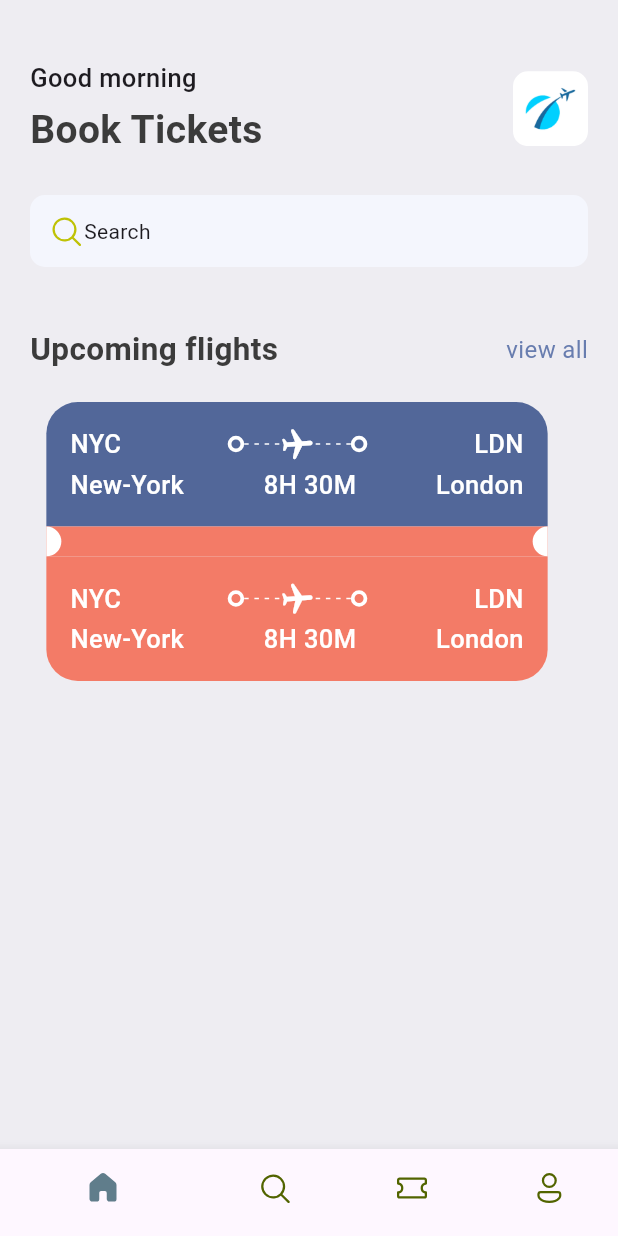
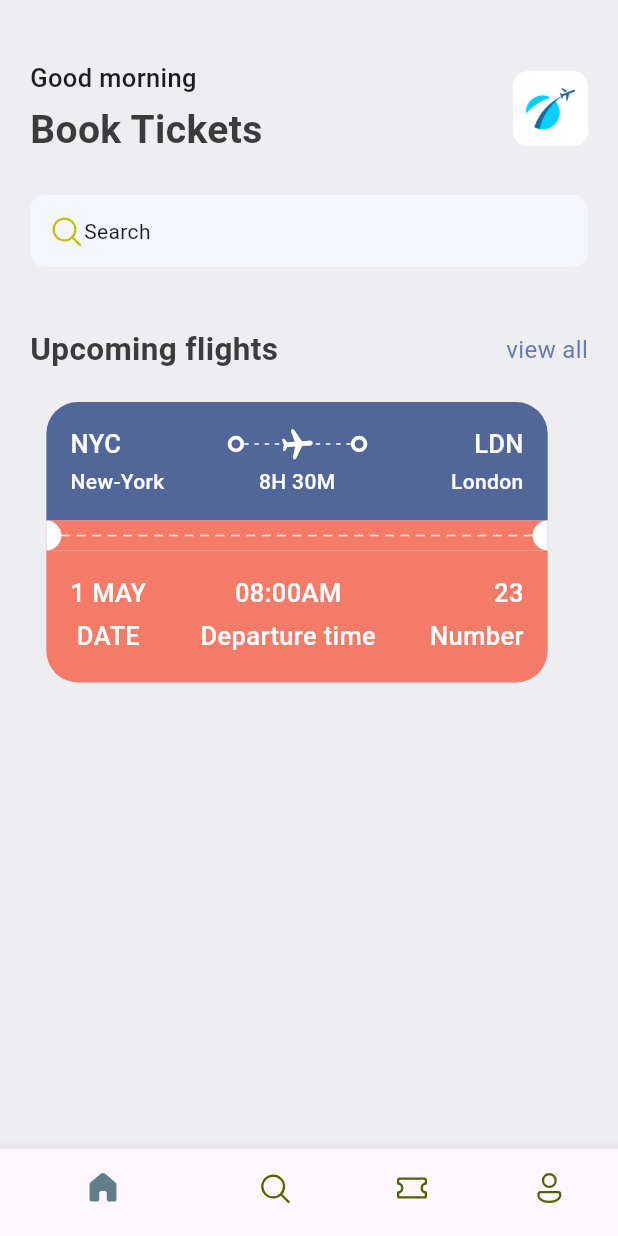
Before and after one commit to ErnestAlf222/ticket-app, a Flutter app: the screen it shows after launch, on a phone screen of 412 x 824 dp. Run offline on Flutter 3.47's test engine with Material 3 defaults, Android fonts, the phone set to English and light mode, and no system bars; our stand-ins replace fluentui_icons.

Commit message:
finish ticket view

```diff
--- a/lib/base/res/styles/app_styles.dart
+++ b/lib/base/res/styles/app_styles.dart
@@ -30,4 +30,8 @@ class AppStyles {
     fontSize: 17,
     fontWeight: FontWeight.w500,
   );
+  static TextStyle headLineStyle4 = const TextStyle(
+    fontSize: 14,
+    fontWeight: FontWeight.w500,
+  );
 }
--- /dev/null
+++ b/lib/base/utils/all_json.dart
@@ -0,0 +1,51 @@
+List<Map<String, dynamic>> hotelList = [
+  {
+    'image': 'one.png',
+    'place': 'Open Space',
+    'destination': 'London',
+    'price': 25
+  },
+  {
+    'image': 'two.png',
+    'place': 'Global Will',
+    'destination': 'London',
+    'price': 40
+  },
+  {
+    'image': 'three.png',
+    'place': 'Tallest Building',
+    'destination': 'Dubai',
+    'price': 68
+  },
+];
+
+List<Map<String, dynamic>> ticketList = [
+  {
+    'from': {
+      'code':"NYC",
+      'name':"New-York"
+    },
+    'to': {
+      'code':"LDN",
+      'name':"London"
+    },
+    'flying_time': '8H 30M',
+    'date': "1 MAY",
+    'departure_time':"08:00 AM",
+    "number":23
+  },
+  {
+    'from': {
+      'code':"DK",
+      'name':"Dhaka"
+    },
+    'to': {
+      'code':"SH",
+      'name':"Shanghai"
+    },
+    'flying_time': '4H 20M',
+    'date': "10 MAY",
+    'departure_time':"09:00 AM",
+    "number":45
+  },
+];
--- /dev/null
+++ b/lib/base/widgets/app_column_text_layout.dart
@@ -0,0 +1,29 @@
+import 'package:flutter/material.dart';
+import 'package:flutter/widgets.dart';
+import 'package:ticket_app/base/widgets/widgets.dart';
+
+class AppColumnTextLayout extends StatelessWidget {
+  final String topText;
+  final String bottomText;
+  final CrossAxisAlignment crossAlign;
+
+  const AppColumnTextLayout(
+      {super.key,
+      required this.topText,
+      required this.bottomText,
+      this.crossAlign = CrossAxisAlignment.center,
+      });
+
+
+  @override
+  Widget build(BuildContext context) {
+    return Column(
+      crossAxisAlignment: crossAlign,
+      children: [
+        TextStyleThird(text: topText),
+        const SizedBox(height: 5),
+        TextStyleThird(text: bottomText),
+      ],
+    );
+  }
+}
--- a/lib/base/widgets/app_layoutbuilder_widget.dart
+++ b/lib/base/widgets/app_layoutbuilder_widget.dart
@@ -2,13 +2,17 @@ import 'package:flutter/material.dart';
 
 class AppLayoutBuilder extends StatelessWidget {
   final int randomDivider;
-  const AppLayoutBuilder({super.key, required this.randomDivider});
+  final double width;
+  const AppLayoutBuilder({
+    super.key,
+    required this.randomDivider,
+    this.width = 3,
+  });
 
   @override
   Widget build(BuildContext context) {
     return LayoutBuilder(
       builder: (context, constraints) {
-
         // print("${(constraints.constrainWidth() / randomDivider).floor()}");
 
         return Flex(
@@ -16,12 +20,12 @@ class AppLayoutBuilder extends StatelessWidget {
           direction: Axis.horizontal,
           children: List.generate(
             (constraints.constrainWidth() / randomDivider).floor(),
-            (index) => const SizedBox(
-              width: 3,
+            (index) =>  SizedBox(
+              width: width,
               height: 1,
-              child: DecoratedBox(decoration: BoxDecoration(
+              child: const DecoratedBox(
+                  decoration: BoxDecoration(
                 color: Colors.white,
-
               )),
             ),
           ),
--- /dev/null
+++ b/lib/base/widgets/text_style_fourth.dart
@@ -0,0 +1,23 @@
+import 'package:flutter/material.dart';
+import 'package:ticket_app/base/res/styles/app_styles.dart';
+
+class TextStyleFourth extends StatelessWidget {
+  final String text;
+  final TextAlign aligned;
+
+  const TextStyleFourth({
+    super.key,
+    required this.text,
+    this.aligned = TextAlign.start,
+  });
+
+  @override
+  Widget build(BuildContext context) {
+    return Text(
+      text,
+      textAlign: aligned,
+
+      style: AppStyles.headLineStyle4.copyWith(color: Colors.white),
+    );
+  }
+}
--- /dev/null
+++ b/lib/base/widgets/text_style_third.dart
@@ -0,0 +1,15 @@
+import 'package:flutter/material.dart';
+import 'package:ticket_app/base/res/styles/app_styles.dart';
+
+class TextStyleThird extends StatelessWidget {
+  final String text;
+  const TextStyleThird({super.key, required this.text});
+
+  @override
+  Widget build(BuildContext context) {
+    return Text(
+      text,
+      style: AppStyles.headLineStyle3.copyWith(color: Colors.white),
+    );
+  }
+}
--- a/lib/base/widgets/ticket_view.dart
+++ b/lib/base/widgets/ticket_view.dart
@@ -1,5 +1,4 @@
 import 'package:flutter/material.dart';
-import 'package:flutter/widgets.dart';
 import 'package:ticket_app/base/res/styles/app_styles.dart';
 import 'package:ticket_app/base/widgets/widgets.dart';
 
@@ -13,9 +12,10 @@ class TicketView extends StatelessWidget {
       width: size.width * 0.85,
       height: 189,
       child: Container(
-          margin: const EdgeInsets.only(right: 16),
+        margin: const EdgeInsets.only(right: 16),
         child: Column(
           children: [
+            // blue part of the ticket
             Container(
               padding: const EdgeInsets.all(16),
               decoration: BoxDecoration(
@@ -30,10 +30,7 @@ class TicketView extends StatelessWidget {
                   // Show departure and destination with icons first line
                   Row(
                     children: [
-                      Text(
-                        'NYC',
-                        style: AppStyles.headLineStyle3.copyWith(color: Colors.white),
-                      ),
+                      const TextStyleThird(text: 'NYC'),
                       Expanded(child: Container()),
                       const BigDot(),
                       Expanded(
@@ -59,10 +56,7 @@ class TicketView extends StatelessWidget {
                       ),
                       const BigDot(),
                       Expanded(child: Container()),
-                      Text(
-                        'LDN',
-                        style: AppStyles.headLineStyle3.copyWith(color: Colors.white),
-                      ),
+                      const TextStyleThird(text: 'LDN'),
                     ],
                   ),
 
@@ -70,114 +64,81 @@ class TicketView extends StatelessWidget {
                   // Show departure and destination names with time
                   Row(
                     children: [
-                      Text(
-                        'New-York',
-                        style: AppStyles.headLineStyle3.copyWith(color: Colors.white),
+                      const SizedBox(
+                        width: 100,
+                        child: TextStyleFourth(text: 'New-York'),
                       ),
                       Expanded(child: Container()),
-                      Text(
-                        '8H 30M',
-                        style: AppStyles.headLineStyle3.copyWith(color: Colors.white),
-                      ),
+                      const TextStyleFourth(text: '8H 30M'),
                       Expanded(child: Container()),
-                      Text(
-                        'London',
-                        style: AppStyles.headLineStyle3.copyWith(color: Colors.white),
+                      const SizedBox(
+                        width: 100,
+                        child: TextStyleFourth(
+                          text: 'London',
+                          aligned: TextAlign.end,
+                        ),
                       ),
                     ],
                   ),
-
-
                 ],
               ),
             ),
+
+            // blue part of the ticket
             Container(
               color: AppStyles.ticketOrange,
-              child:  Row(
+              child: const Row(
                 children: [
-                   const BigCircle(isRight: false,),
-                  Expanded(child: Container()),
-                   const BigCircle(isRight: true,),
-
+                  BigCircle(isRight: false),
+                  Expanded(
+                    child: AppLayoutBuilder(
+                      randomDivider: 10,
+                      width: 6,
+                    ),
+                  ),
+                  BigCircle(isRight: true),
                 ],
               ),
             ),
+
+            // orange part of the ticket
             Container(
               padding: const EdgeInsets.all(16),
-              decoration:  BoxDecoration(
+              decoration: BoxDecoration(
                 color: AppStyles.ticketOrange,
                 borderRadius: const BorderRadius.only(
                   bottomLeft: Radius.circular(21),
                   bottomRight: Radius.circular(21),
                 ),
               ),
-              child: Column(
+              child: const Column(
                 children: [
                   // Show departure and destination with icons first line
                   Row(
+                    mainAxisAlignment: MainAxisAlignment.spaceBetween,
                     children: [
-                      Text(
-                        'NYC',
-                        style: AppStyles.headLineStyle3.copyWith(color: Colors.white),
+                      AppColumnTextLayout(
+                        topText: '1 MAY',
+                        bottomText: 'DATE',
                       ),
-                      Expanded(child: Container()),
-                      const BigDot(),
-                      Expanded(
-                        child: Stack(
-                          children: [
-                            const SizedBox(
-                              height: 24,
-                              child: AppLayoutBuilder(
-                                randomDivider: 6,
-                              ),
-                            ),
-                            Center(
-                              child: Transform.rotate(
-                                angle: 1.5,
-                                child: Icon(
-                                  Icons.local_airport_rounded,
-                                  color: AppStyles.colorIcon,
-                                ),
-                              ),
-                            ),
-                          ],
-                        ),
+                      AppColumnTextLayout(
+                        topText: '08:00AM',
+                        bottomText: 'Departure time',
+                        crossAlign: CrossAxisAlignment.center,
                       ),
-                      const BigDot(),
-                      Expanded(child: Container()),
-                      Text(
-                        'LDN',
-                        style: AppStyles.headLineStyle3.copyWith(color: Colors.white),
+                      AppColumnTextLayout(
+                        topText: '23',
+                        bottomText: 'Number',
+                        crossAlign: CrossAxisAlignment.end,
                       ),
                     ],
                   ),
 
-                  const SizedBox(height: 3),
-                  // Show departure and destination names with time
-                  Row(
-                    children: [
-                      Text(
-                        'New-York',
-                        style: AppStyles.headLineStyle3.copyWith(color: Colors.white),
-                      ),
-                      Expanded(child: Container()),
-                      Text(
-                        '8H 30M',
-                        style: AppStyles.headLineStyle3.copyWith(color: Colors.white),
-                      ),
-                      Expanded(child: Container()),
-                      Text(
-                        'London',
-                        style: AppStyles.headLineStyle3.copyWith(color: Colors.white),
-                      ),
-                    ],
-                  ),
-
+                  SizedBox(height: 3),
 
                 ],
               ),
             ),
-
           ],
         ),
       ),
--- a/lib/base/widgets/widgets.dart
+++ b/lib/base/widgets/widgets.dart
@@ -1,5 +1,8 @@
+export 'app_column_text_layout.dart';
 export 'app_double_text.dart';
 export 'app_layoutbuilder_widget.dart';
 export 'big_dot.dart';
 export 'ticket_view.dart';
 export 'big_circle.dart';
+export 'text_style_third.dart';
+export 'text_style_fourth.dart';
--- a/lib/screens/home_screen.dart
+++ b/lib/screens/home_screen.dart
@@ -74,7 +74,7 @@ class HomeScreen extends StatelessWidget {
                   smallText: 'view all',
                 ),
                 const SizedBox(height: 20),
-                const TicketView()
+                const TicketView(),
               ],
             ),
           ),
```
